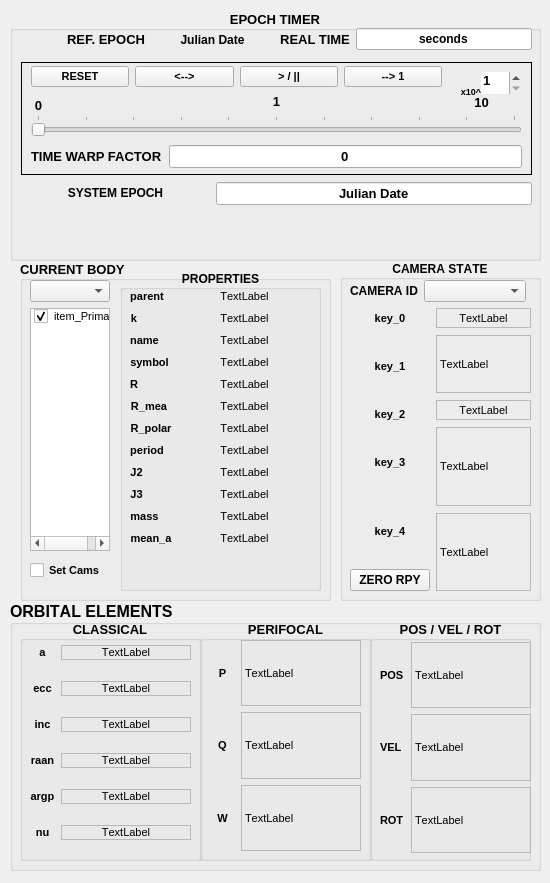
The window that ui/gui_tiled.ui (MadMaxFZ/sns2) describes before a commit, drawn with Qt 5.
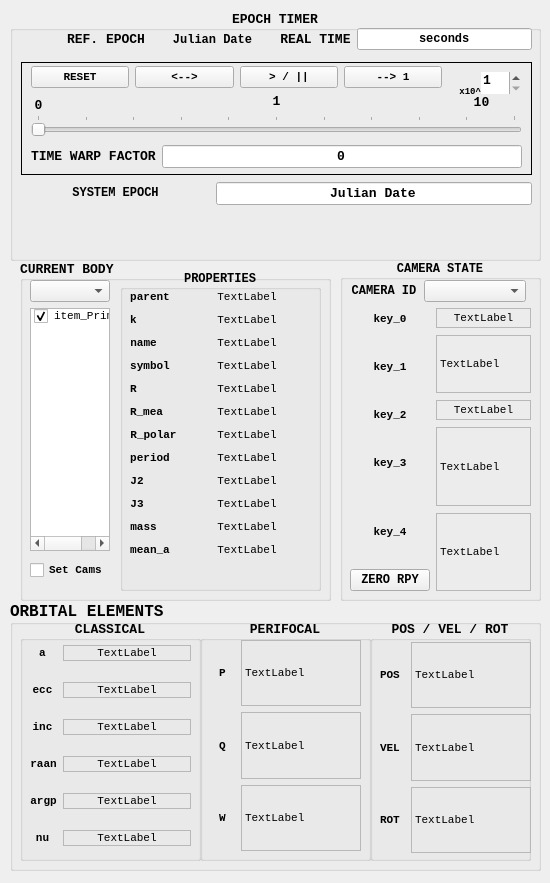
The same window after the commit.

Diff of the .ui file:
```diff
--- a/ui/gui_tiled.ui
+++ b/ui/gui_tiled.ui
@@ -42,6 +42,7 @@
    </property>
    <property name="font">
     <font>
+     <family>Consolas</family>
      <pointsize>10</pointsize>
      <weight>75</weight>
      <bold>true</bold>
@@ -64,6 +65,7 @@
     </property>
     <property name="font">
      <font>
+      <family>Consolas</family>
       <pointsize>9</pointsize>
      </font>
     </property>
@@ -85,6 +87,11 @@
        <height>293</height>
       </rect>
      </property>
+     <property name="font">
+      <font>
+       <family>Consolas</family>
+      </font>
+     </property>
      <layout class="QFormLayout" name="formLayout">
       <property name="sizeConstraint">
        <enum>QLayout::SetMaximumSize</enum>
@@ -102,6 +109,7 @@
         </property>
         <property name="font">
          <font>
+          <family>Consolas</family>
           <pointsize>8</pointsize>
           <weight>75</weight>
           <bold>true</bold>
@@ -120,6 +128,7 @@
        <widget class="QLabel" name="attr_0">
         <property name="font">
          <font>
+          <family>Consolas</family>
           <pointsize>8</pointsize>
           <weight>50</weight>
           <bold>false</bold>
@@ -144,6 +153,7 @@
         </property>
         <property name="font">
          <font>
+          <family>Consolas</family>
           <pointsize>8</pointsize>
           <weight>75</weight>
           <bold>true</bold>
@@ -162,6 +172,7 @@
        <widget class="QLabel" name="attr_1">
         <property name="font">
          <font>
+          <family>Consolas</family>
           <pointsize>8</pointsize>
           <weight>50</weight>
           <bold>false</bold>
@@ -186,6 +197,7 @@
         </property>
         <property name="font">
          <font>
+          <family>Consolas</family>
           <pointsize>8</pointsize>
           <weight>75</weight>
           <bold>true</bold>
@@ -204,6 +216,7 @@
        <widget class="QLabel" name="attr_2">
         <property name="font">
          <font>
+          <family>Consolas</family>
           <pointsize>8</pointsize>
           <weight>50</weight>
           <bold>false</bold>
@@ -228,6 +241,7 @@
         </property>
         <property name="font">
          <font>
+          <family>Consolas</family>
           <pointsize>8</pointsize>
           <weight>75</weight>
           <bold>true</bold>
@@ -246,6 +260,7 @@
        <widget class="QLabel" name="attr_3">
         <property name="font">
          <font>
+          <family>Consolas</family>
           <pointsize>8</pointsize>
           <weight>50</weight>
           <bold>false</bold>
@@ -270,6 +285,7 @@
         </property>
         <property name="font">
          <font>
+          <family>Consolas</family>
           <pointsize>8</pointsize>
           <weight>75</weight>
           <bold>true</bold>
@@ -288,6 +304,7 @@
        <widget class="QLabel" name="attr_4">
         <property name="font">
          <font>
+          <family>Consolas</family>
           <pointsize>8</pointsize>
           <weight>50</weight>
           <bold>false</bold>
@@ -312,6 +329,7 @@
         </property>
         <property name="font">
          <font>
+          <family>Consolas</family>
           <pointsize>8</pointsize>
           <weight>75</weight>
           <bold>true</bold>
@@ -330,6 +348,7 @@
        <widget class="QLabel" name="attr_5">
         <property name="font">
          <font>
+          <family>Consolas</family>
           <pointsize>8</pointsize>
           <weight>50</weight>
           <bold>false</bold>
@@ -354,6 +373,7 @@
         </property>
         <property name="font">
          <font>
+          <family>Consolas</family>
           <pointsize>8</pointsize>
           <weight>75</weight>
           <bold>true</bold>
@@ -372,6 +392,7 @@
        <widget class="QLabel" name="attr_6">
         <property name="font">
          <font>
+          <family>Consolas</family>
           <pointsize>8</pointsize>
           <weight>50</weight>
           <bold>false</bold>
@@ -396,6 +417,7 @@
         </property>
         <property name="font">
          <font>
+          <family>Consolas</family>
           <pointsize>8</pointsize>
           <weight>75</weight>
           <bold>true</bold>
@@ -414,6 +436,7 @@
        <widget class="QLabel" name="attr_7">
         <property name="font">
          <font>
+          <family>Consolas</family>
           <pointsize>8</pointsize>
           <weight>50</weight>
           <bold>false</bold>
@@ -438,6 +461,7 @@
         </property>
         <property name="font">
          <font>
+          <family>Consolas</family>
           <pointsize>8</pointsize>
           <weight>75</weight>
           <bold>true</bold>
@@ -456,6 +480,7 @@
        <widget class="QLabel" name="attr_8">
         <property name="font">
          <font>
+          <family>Consolas</family>
           <pointsize>8</pointsize>
           <weight>50</weight>
           <bold>false</bold>
@@ -480,6 +505,7 @@
         </property>
         <property name="font">
          <font>
+          <family>Consolas</family>
           <pointsize>8</pointsize>
           <weight>75</weight>
           <bold>true</bold>
@@ -498,6 +524,7 @@
        <widget class="QLabel" name="attr_9">
         <property name="font">
          <font>
+          <family>Consolas</family>
           <pointsize>8</pointsize>
           <weight>50</weight>
           <bold>false</bold>
@@ -522,6 +549,7 @@
         </property>
         <property name="font">
          <font>
+          <family>Consolas</family>
           <pointsize>8</pointsize>
           <weight>75</weight>
           <bold>true</bold>
@@ -540,6 +568,7 @@
        <widget class="QLabel" name="attr_A">
         <property name="font">
          <font>
+          <family>Consolas</family>
           <pointsize>8</pointsize>
           <weight>50</weight>
           <bold>false</bold>
@@ -564,6 +593,7 @@
         </property>
         <property name="font">
          <font>
+          <family>Consolas</family>
           <pointsize>8</pointsize>
           <weight>75</weight>
           <bold>true</bold>
@@ -582,6 +612,7 @@
        <widget class="QLabel" name="attr_B">
         <property name="font">
          <font>
+          <family>Consolas</family>
           <pointsize>8</pointsize>
           <weight>50</weight>
           <bold>false</bold>
@@ -608,6 +639,11 @@
       <height>271</height>
      </rect>
     </property>
+    <property name="font">
+     <font>
+      <family>Consolas</family>
+     </font>
+    </property>
     <layout class="QVBoxLayout" name="verticalLayout">
      <property name="sizeConstraint">
       <enum>QLayout::SetDefaultConstraint</enum>
@@ -654,6 +690,7 @@
        </property>
        <property name="font">
         <font>
+         <family>Consolas</family>
          <pointsize>8</pointsize>
          <weight>50</weight>
          <bold>false</bold>
@@ -682,6 +719,7 @@
     </property>
     <property name="font">
      <font>
+      <family>Consolas</family>
       <pointsize>8</pointsize>
      </font>
     </property>
@@ -701,6 +739,7 @@
    </property>
    <property name="font">
     <font>
+     <family>Consolas</family>
      <pointsize>10</pointsize>
      <weight>75</weight>
      <bold>true</bold>
@@ -721,6 +760,11 @@
       <height>71</height>
      </rect>
     </property>
+    <property name="font">
+     <font>
+      <family>Consolas</family>
+     </font>
+    </property>
     <layout class="QHBoxLayout" name="hlo_sys_epoch" stretch="3,5">
      <property name="sizeConstraint">
       <enum>QLayout::SetMaximumSize</enum>
@@ -729,6 +773,7 @@
       <widget class="QLabel" name="lf_sys_epoch">
        <property name="font">
         <font>
+         <family>Consolas</family>
          <pointsize>12</pointsize>
          <kerning>true</kerning>
         </font>
@@ -746,6 +791,11 @@
      </item>
      <item>
       <widget class="QLineEdit" name="time_sys_epoch">
+       <property name="font">
+        <font>
+         <family>Consolas</family>
+        </font>
+       </property>
        <property name="text">
         <string>Julian Date</string>
        </property>
@@ -771,6 +821,11 @@
       <verstretch>0</verstretch>
      </sizepolicy>
     </property>
+    <property name="font">
+     <font>
+      <family>Consolas</family>
+     </font>
+    </property>
     <property name="frameShape">
      <enum>QFrame::Box</enum>
     </property>
@@ -826,6 +881,11 @@
        <height>20</height>
       </rect>
      </property>
+     <property name="font">
+      <font>
+       <family>Consolas</family>
+      </font>
+     </property>
      <property name="text">
       <string>&lt;html&gt;&lt;head/&gt;&lt;body&gt;&lt;p&gt;&lt;span style=&quot; font-weight:600;&quot;&gt;1&lt;/span&gt;&lt;/p&gt;&lt;/body&gt;&lt;/html&gt;</string>
      </property>
@@ -842,6 +902,11 @@
        <height>21</height>
       </rect>
      </property>
+     <property name="font">
+      <font>
+       <family>Consolas</family>
+      </font>
+     </property>
      <property name="text">
       <string>&lt;html&gt;&lt;head/&gt;&lt;body&gt;&lt;p&gt;&lt;span style=&quot; font-weight:600;&quot;&gt;0&lt;/span&gt;&lt;/p&gt;&lt;/body&gt;&lt;/html&gt;</string>
      </property>
@@ -858,6 +923,11 @@
        <height>21</height>
       </rect>
      </property>
+     <property name="font">
+      <font>
+       <family>Consolas</family>
+      </font>
+     </property>
      <property name="text">
       <string>&lt;html&gt;&lt;head/&gt;&lt;body&gt;&lt;p&gt;&lt;span style=&quot; font-weight:600;&quot;&gt;10&lt;/span&gt;&lt;/p&gt;&lt;/body&gt;&lt;/html&gt;</string>
      </property>
@@ -874,9 +944,19 @@
        <height>29</height>
       </rect>
      </property>
+     <property name="font">
+      <font>
+       <family>Consolas</family>
+      </font>
+     </property>
      <layout class="QHBoxLayout" name="horizontalLayout">
       <item>
        <widget class="QLabel" name="lf_twarp">
+        <property name="font">
+         <font>
+          <family>Consolas</family>
+         </font>
+        </property>
         <property name="text">
          <string>&lt;html&gt;&lt;head/&gt;&lt;body&gt;&lt;p&gt;&lt;span style=&quot; font-weight:600;&quot;&gt;TIME WARP FACTOR&lt;/span&gt;&lt;/p&gt;&lt;/body&gt;&lt;/html&gt;</string>
         </property>
@@ -886,6 +966,7 @@
        <widget class="QLineEdit" name="time_warp">
         <property name="font">
          <font>
+          <family>Consolas</family>
           <pointsize>10</pointsize>
           <weight>75</weight>
           <bold>true</bold>
@@ -910,6 +991,11 @@
        <height>16</height>
       </rect>
      </property>
+     <property name="font">
+      <font>
+       <family>Consolas</family>
+      </font>
+     </property>
      <property name="text">
       <string>&lt;html&gt;&lt;head/&gt;&lt;body&gt;&lt;p&gt;&lt;span style=&quot; font-size:7pt; font-weight:600;&quot;&gt;x10^&lt;/span&gt;&lt;/p&gt;&lt;/body&gt;&lt;/html&gt;</string>
      </property>
@@ -926,6 +1012,11 @@
        <height>22</height>
       </rect>
      </property>
+     <property name="font">
+      <font>
+       <family>Consolas</family>
+      </font>
+     </property>
      <property name="frame">
       <bool>false</bool>
      </property>
@@ -948,6 +1039,11 @@
        <height>30</height>
       </rect>
      </property>
+     <property name="font">
+      <font>
+       <family>Consolas</family>
+      </font>
+     </property>
      <layout class="QHBoxLayout" name="horizontalLayout_5" stretch="1,1,1,1">
       <item>
        <widget class="QPushButton" name="btn_stop_reset">
@@ -959,6 +1055,7 @@
         </property>
         <property name="font">
          <font>
+          <family>Consolas</family>
           <pointsize>8</pointsize>
          </font>
         </property>
@@ -971,6 +1068,7 @@
        <widget class="QPushButton" name="btn_reverse">
         <property name="font">
          <font>
+          <family>Consolas</family>
           <pointsize>8</pointsize>
          </font>
         </property>
@@ -983,6 +1081,7 @@
        <widget class="QPushButton" name="btn_play_pause">
         <property name="font">
          <font>
+          <family>Consolas</family>
           <pointsize>8</pointsize>
          </font>
         </property>
@@ -995,6 +1094,7 @@
        <widget class="QPushButton" name="btn_real_twarp">
         <property name="font">
          <font>
+          <family>Consolas</family>
           <pointsize>8</pointsize>
          </font>
         </property>
@@ -1015,6 +1115,11 @@
       <height>31</height>
      </rect>
     </property>
+    <property name="font">
+     <font>
+      <family>Consolas</family>
+     </font>
+    </property>
     <layout class="QHBoxLayout" name="ref_times" stretch="1,1">
      <property name="sizeConstraint">
       <enum>QLayout::SetMinimumSize</enum>
@@ -1023,6 +1128,11 @@
       <layout class="QHBoxLayout" name="hlo_ref_epoch">
        <item>
         <widget class="QLabel" name="lf_ref_epoch">
+         <property name="font">
+          <font>
+           <family>Consolas</family>
+          </font>
+         </property>
          <property name="text">
           <string>&lt;html&gt;&lt;head/&gt;&lt;body&gt;&lt;p&gt;&lt;span style=&quot; font-weight:600;&quot;&gt;REF. EPOCH&lt;/span&gt;&lt;/p&gt;&lt;/body&gt;&lt;/html&gt;</string>
          </property>
@@ -1035,6 +1145,7 @@
         <widget class="QLabel" name="time_ref_epoch">
          <property name="font">
           <font>
+           <family>Consolas</family>
            <pointsize>9</pointsize>
            <weight>75</weight>
            <bold>true</bold>
@@ -1054,6 +1165,11 @@
       <layout class="QHBoxLayout" name="hlo_elapsed">
        <item>
         <widget class="QLabel" name="lf_elapsed">
+         <property name="font">
+          <font>
+           <family>Consolas</family>
+          </font>
+         </property>
          <property name="text">
           <string>&lt;html&gt;&lt;head/&gt;&lt;body&gt;&lt;p&gt;&lt;span style=&quot; font-weight:600;&quot;&gt;REAL TIME&lt;/span&gt;&lt;/p&gt;&lt;/body&gt;&lt;/html&gt;</string>
          </property>
@@ -1066,6 +1182,7 @@
         <widget class="QLineEdit" name="time_elapsed">
          <property name="font">
           <font>
+           <family>Consolas</family>
            <pointsize>9</pointsize>
            <weight>75</weight>
            <bold>true</bold>
@@ -1095,6 +1212,7 @@
    </property>
    <property name="font">
     <font>
+     <family>Consolas</family>
      <pointsize>12</pointsize>
      <weight>75</weight>
      <bold>true</bold>
@@ -1118,6 +1236,7 @@
     </property>
     <property name="font">
      <font>
+      <family>Consolas</family>
       <pointsize>10</pointsize>
       <weight>75</weight>
       <bold>true</bold>
@@ -1138,6 +1257,11 @@
        <height>211</height>
       </rect>
      </property>
+     <property name="font">
+      <font>
+       <family>Consolas</family>
+      </font>
+     </property>
      <layout class="QFormLayout" name="cl_form">
       <property name="sizeConstraint">
        <enum>QLayout::SetMinimumSize</enum>
@@ -1167,6 +1291,7 @@
         </property>
         <property name="font">
          <font>
+          <family>Consolas</family>
           <pointsize>8</pointsize>
           <weight>75</weight>
           <bold>true</bold>
@@ -1184,6 +1309,7 @@
        <widget class="QLabel" name="elem_coe_0">
         <property name="font">
          <font>
+          <family>Consolas</family>
           <pointsize>8</pointsize>
           <weight>50</weight>
           <bold>false</bold>
@@ -1216,6 +1342,7 @@
         </property>
         <property name="font">
          <font>
+          <family>Consolas</family>
           <pointsize>8</pointsize>
           <weight>75</weight>
           <bold>true</bold>
@@ -1233,6 +1360,7 @@
        <widget class="QLabel" name="elem_coe_1">
         <property name="font">
          <font>
+          <family>Consolas</family>
           <pointsize>8</pointsize>
           <weight>50</weight>
           <bold>false</bold>
@@ -1265,6 +1393,7 @@
         </property>
         <property name="font">
          <font>
+          <family>Consolas</family>
           <pointsize>8</pointsize>
           <weight>75</weight>
           <bold>true</bold>
@@ -1282,6 +1411,7 @@
        <widget class="QLabel" name="elem_coe_2">
         <property name="font">
          <font>
+          <family>Consolas</family>
           <pointsize>8</pointsize>
           <weight>50</weight>
           <bold>false</bold>
@@ -1314,6 +1444,7 @@
         </property>
         <property name="font">
          <font>
+          <family>Consolas</family>
           <pointsize>8</pointsize>
           <weight>75</weight>
           <bold>true</bold>
@@ -1331,6 +1462,7 @@
        <widget class="QLabel" name="elem_coe_3">
         <property name="font">
          <font>
+          <family>Consolas</family>
           <pointsize>8</pointsize>
           <weight>50</weight>
           <bold>false</bold>
@@ -1363,6 +1495,7 @@
         </property>
         <property name="font">
          <font>
+          <family>Consolas</family>
           <pointsize>8</pointsize>
           <weight>75</weight>
           <bold>true</bold>
@@ -1380,6 +1513,7 @@
        <widget class="QLabel" name="elem_coe_4">
         <property name="font">
          <font>
+          <family>Consolas</family>
           <pointsize>8</pointsize>
           <weight>50</weight>
           <bold>false</bold>
@@ -1412,6 +1546,7 @@
         </property>
         <property name="font">
          <font>
+          <family>Consolas</family>
           <pointsize>8</pointsize>
           <weight>75</weight>
           <bold>true</bold>
@@ -1429,6 +1564,7 @@
        <widget class="QLabel" name="elem_coe_5">
         <property name="font">
          <font>
+          <family>Consolas</family>
           <pointsize>8</pointsize>
           <weight>50</weight>
           <bold>false</bold>
@@ -1459,6 +1595,7 @@
     </property>
     <property name="font">
      <font>
+      <family>Consolas</family>
       <pointsize>10</pointsize>
      </font>
     </property>
@@ -1477,6 +1614,11 @@
        <height>211</height>
       </rect>
      </property>
+     <property name="font">
+      <font>
+       <family>Consolas</family>
+      </font>
+     </property>
      <layout class="QHBoxLayout" name="perifocalLayout" stretch="1,11">
       <property name="sizeConstraint">
        <enum>QLayout::SetNoConstraint</enum>
@@ -1493,6 +1635,7 @@
           </property>
           <property name="font">
            <font>
+            <family>Consolas</family>
             <pointsize>8</pointsize>
             <weight>75</weight>
             <bold>true</bold>
@@ -1516,6 +1659,7 @@
           </property>
           <property name="font">
            <font>
+            <family>Consolas</family>
             <pointsize>8</pointsize>
             <weight>75</weight>
             <bold>true</bold>
@@ -1539,6 +1683,7 @@
           </property>
           <property name="font">
            <font>
+            <family>Consolas</family>
             <pointsize>8</pointsize>
             <weight>75</weight>
             <bold>true</bold>
@@ -1560,6 +1705,7 @@
          <widget class="QLabel" name="elem_pqw_0">
           <property name="font">
            <font>
+            <family>Consolas</family>
             <pointsize>8</pointsize>
             <weight>50</weight>
             <bold>false</bold>
@@ -1580,6 +1726,7 @@
          <widget class="QLabel" name="elem_pqw_1">
           <property name="font">
            <font>
+            <family>Consolas</family>
             <pointsize>8</pointsize>
             <weight>50</weight>
             <bold>false</bold>
@@ -1600,6 +1747,7 @@
          <widget class="QLabel" name="elem_pqw_2">
           <property name="font">
            <font>
+            <family>Consolas</family>
             <pointsize>8</pointsize>
             <weight>50</weight>
             <bold>false</bold>
@@ -1632,6 +1780,7 @@
     </property>
     <property name="font">
      <font>
+      <family>Consolas</family>
       <pointsize>10</pointsize>
       <weight>75</weight>
       <bold>true</bold>
@@ -1652,6 +1801,11 @@
        <height>211</height>
       </rect>
      </property>
+     <property name="font">
+      <font>
+       <family>Consolas</family>
+      </font>
+     </property>
      <layout class="QHBoxLayout" name="horizontalLayout_2" stretch="1,45">
       <item>
        <layout class="QVBoxLayout" name="verticalLayout_2">
@@ -1665,6 +1819,7 @@
           </property>
           <property name="font">
            <font>
+            <family>Consolas</family>
             <pointsize>8</pointsize>
             <weight>75</weight>
             <bold>true</bold>
@@ -1688,6 +1843,7 @@
           </property>
           <property name="font">
            <font>
+            <family>Consolas</family>
             <pointsize>8</pointsize>
             <weight>75</weight>
             <bold>true</bold>
@@ -1711,6 +1867,7 @@
           </property>
           <property name="font">
            <font>
+            <family>Consolas</family>
             <pointsize>8</pointsize>
             <weight>75</weight>
             <bold>true</bold>
@@ -1732,6 +1889,7 @@
          <widget class="QLabel" name="elem_rv_0">
           <property name="font">
            <font>
+            <family>Consolas</family>
             <pointsize>8</pointsize>
             <weight>50</weight>
             <bold>false</bold>
@@ -1752,6 +1910,7 @@
          <widget class="QLabel" name="elem_rv_1">
           <property name="font">
            <font>
+            <family>Consolas</family>
             <pointsize>8</pointsize>
             <weight>50</weight>
             <bold>false</bold>
@@ -1775,6 +1934,7 @@
          <widget class="QLabel" name="elem_rv_3">
           <property name="font">
            <font>
+            <family>Consolas</family>
             <pointsize>8</pointsize>
             <weight>50</weight>
             <bold>false</bold>
@@ -1811,6 +1971,7 @@
    </property>
    <property name="font">
     <font>
+     <family>Consolas</family>
      <pointsize>9</pointsize>
      <weight>75</weight>
      <italic>false</italic>
@@ -1834,6 +1995,11 @@
       <height>311</height>
      </rect>
     </property>
+    <property name="font">
+     <font>
+      <family>Consolas</family>
+     </font>
+    </property>
     <layout class="QVBoxLayout" name="verticalLayout_8" stretch="1,13">
      <item>
       <layout class="QHBoxLayout" name="horizontalLayout_3" stretch="2,3">
@@ -1845,6 +2011,11 @@
        </property>
        <item>
         <widget class="QLabel" name="camHeader">
+         <property name="font">
+          <font>
+           <family>Consolas</family>
+          </font>
+         </property>
          <property name="text">
           <string>&lt;html&gt;&lt;head/&gt;&lt;body&gt;&lt;p&gt;&lt;span style=&quot; font-weight:600;&quot;&gt;CAMERA ID&lt;/span&gt;&lt;/p&gt;&lt;/body&gt;&lt;/html&gt;</string>
          </property>
@@ -1881,6 +2052,7 @@
           <widget class="QLabel" name="key_0">
            <property name="font">
             <font>
+             <family>Consolas</family>
              <pointsize>8</pointsize>
              <weight>75</weight>
              <bold>true</bold>
@@ -1898,6 +2070,7 @@
           <widget class="QLabel" name="key_1">
            <property name="font">
             <font>
+             <family>Consolas</family>
              <pointsize>8</pointsize>
              <weight>75</weight>
              <bold>true</bold>
@@ -1915,6 +2088,7 @@
           <widget class="QLabel" name="key_2">
            <property name="font">
             <font>
+             <family>Consolas</family>
              <pointsize>8</pointsize>
              <weight>75</weight>
              <bold>true</bold>
@@ -1932,6 +2106,7 @@
           <widget class="QLabel" name="key_3">
            <property name="font">
             <font>
+             <family>Consolas</family>
              <pointsize>8</pointsize>
              <weight>75</weight>
              <bold>true</bold>
@@ -1949,6 +2124,7 @@
           <widget class="QLabel" name="key_4">
            <property name="font">
             <font>
+             <family>Consolas</family>
              <pointsize>8</pointsize>
              <weight>75</weight>
              <bold>true</bold>
@@ -1964,6 +2140,11 @@
          </item>
          <item>
           <widget class="QPushButton" name="btn_set_rot">
+           <property name="font">
+            <font>
+             <family>Consolas</family>
+            </font>
+           </property>
            <property name="text">
             <string>ZERO RPY</string>
            </property>
@@ -1983,6 +2164,7 @@
           <widget class="QLabel" name="cam_0">
            <property name="font">
             <font>
+             <family>Consolas</family>
              <pointsize>8</pointsize>
              <weight>50</weight>
              <bold>false</bold>
@@ -2003,6 +2185,7 @@
           <widget class="QLabel" name="cam_1">
            <property name="font">
             <font>
+             <family>Consolas</family>
              <pointsize>8</pointsize>
              <weight>50</weight>
              <bold>false</bold>
@@ -2023,6 +2206,7 @@
           <widget class="QLabel" name="cam_2">
            <property name="font">
             <font>
+             <family>Consolas</family>
              <pointsize>8</pointsize>
              <weight>50</weight>
              <bold>false</bold>
@@ -2043,6 +2227,7 @@
           <widget class="QLabel" name="cam_3">
            <property name="font">
             <font>
+             <family>Consolas</family>
              <pointsize>8</pointsize>
              <weight>50</weight>
              <bold>false</bold>
@@ -2063,6 +2248,7 @@
           <widget class="QLabel" name="cam_4">
            <property name="font">
             <font>
+             <family>Consolas</family>
              <pointsize>8</pointsize>
              <weight>50</weight>
              <bold>false</bold>
```
Left out of the diff: 7 changed lines with no effect on the pictures.
